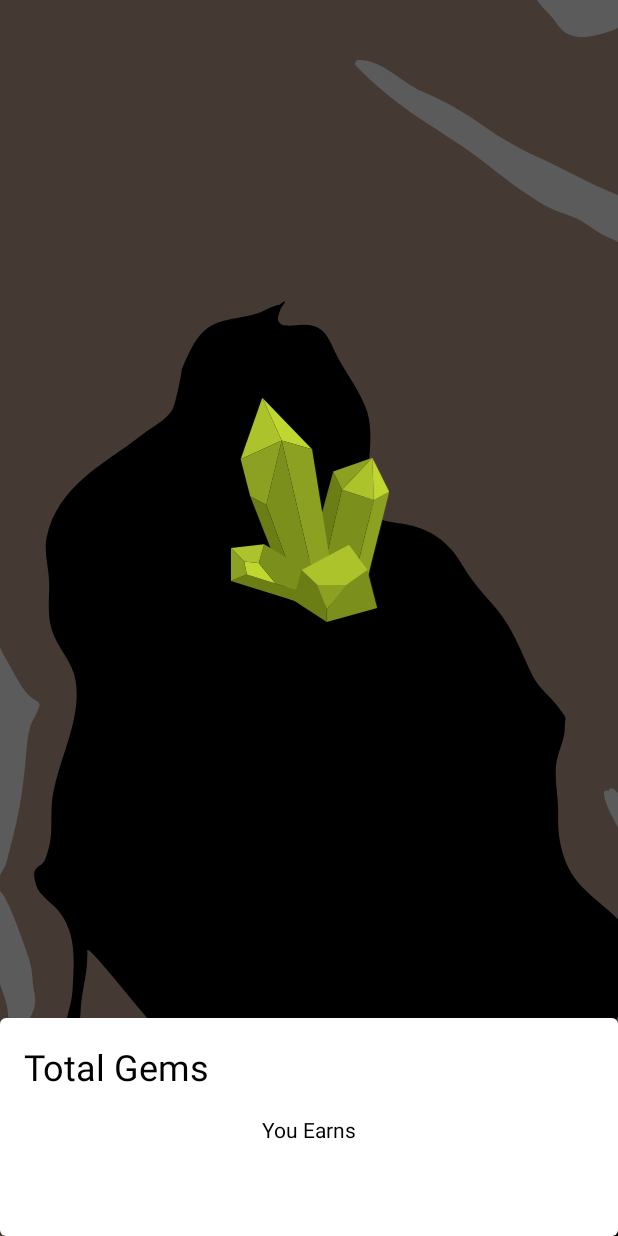
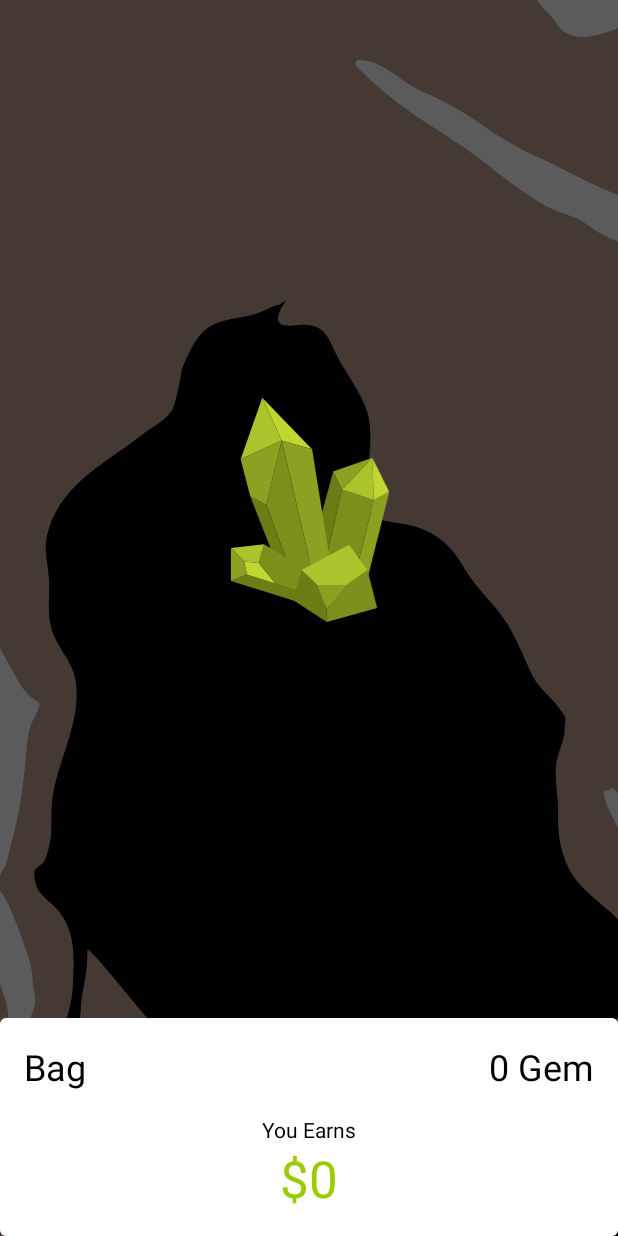
Before and after one commit to thomyfarhan/gem-digger, an Android app: the screen it shows after launch (MainActivity), on a phone screen of 412 x 824 dp. Run offline under Robolectric (Android 15) with nearby library versions, the light colour scheme and no system bars; our stand-ins replace data binding.

Commit message:
(Activity Main) Add function to set binding variables with data

```diff
--- a/app/src/main/java/com/aesthomic/gemdigger/MainActivity.kt
+++ b/app/src/main/java/com/aesthomic/gemdigger/MainActivity.kt
@@ -11,6 +11,11 @@ class MainActivity : AppCompatActivity() {
 
     private lateinit var binding: ActivityMainBinding
 
+    private var listCrystals = CrystalData.listCrystals
+    private var totalEarns = 0
+    private var totalGems = 0
+    private var currentImage = listCrystals[0].imageId
+
     override fun onCreate(savedInstanceState: Bundle?) {
         super.onCreate(savedInstanceState)
         binding = DataBindingUtil.setContentView(this, R.layout.activity_main)
@@ -19,5 +24,18 @@ class MainActivity : AppCompatActivity() {
         if (Build.VERSION.SDK_INT >= Build.VERSION_CODES.KITKAT) {
             window.setFlags(WindowManager.LayoutParams.FLAG_LAYOUT_NO_LIMITS, WindowManager.LayoutParams.FLAG_LAYOUT_NO_LIMITS)
         }
+
+        setViewsToCurrent()
+    }
+
+    private fun setViewsToCurrent() {
+        binding.totalEarns = getString(R.string.tv_main_earnings_text, totalEarns)
+        binding.totalGems = if (totalGems > 1) {
+            getString(R.string.tv_main_gems_text, totalGems, "Gems")
+        } else {
+            getString(R.string.tv_main_gems_text, totalGems, "Gem")
+        }
+
+        binding.ivMainCrystal.setImageResource(currentImage)
     }
 }
--- a/app/src/main/res/values/strings.xml
+++ b/app/src/main/res/values/strings.xml
@@ -1,7 +1,7 @@
 <resources>
     <string name="app_name">Gem Digger</string>
-    <string name="tv_main_earnings_text">$0</string>
+    <string name="tv_main_earnings_text">$%1$d</string>
+    <string name="tv_main_gems_text">%1$d %2$s</string>
     <string name="tv_main_you_earns_text">You Earns</string>
-    <string name="tv_main_total_gems_text">Total Gems</string>
-    <string name="tv_main_gems_text">0</string>
+    <string name="tv_main_total_gems_text">Bag</string>
 </resources>
```
